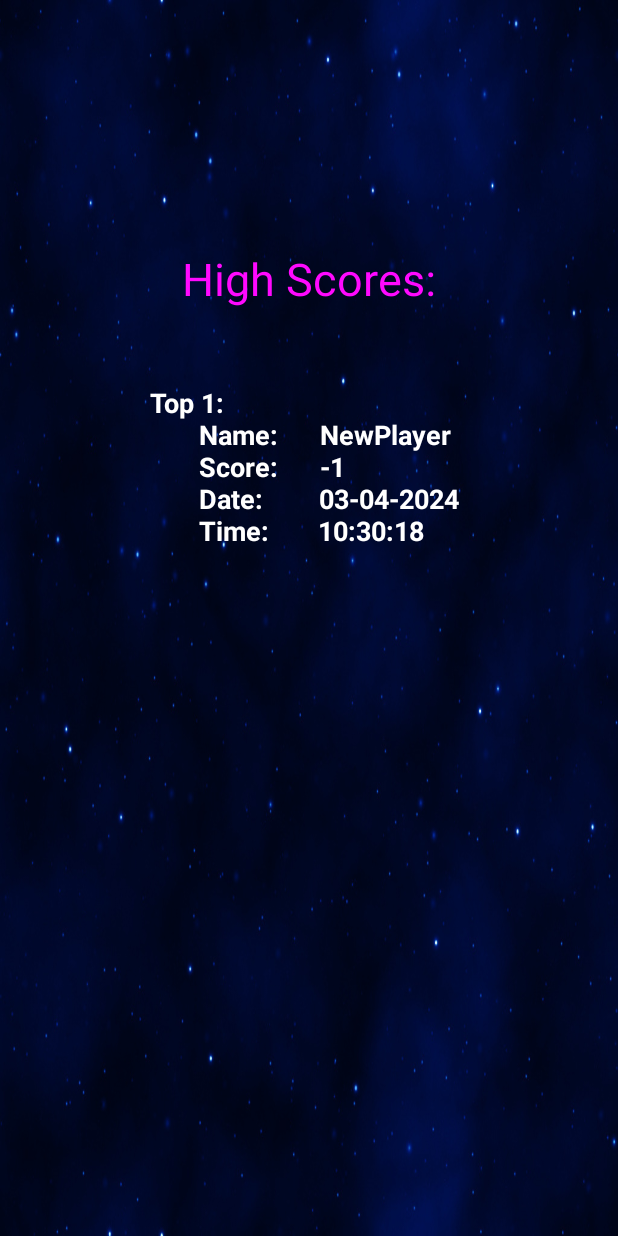
After one commit to thespiderminh/UET-mobile-app-midterm-game, an Android app: the HighScoresActivity screen opened directly, with no data from a screen before it, on a phone screen of 412 x 824 dp. The commit adds this screen. Run offline under Robolectric (Android 15) with nearby library versions, the phone set to English and light mode, and no system bars.

Commit message:
High Score display

```diff
--- a/app/src/main/AndroidManifest.xml
+++ b/app/src/main/AndroidManifest.xml
@@ -14,6 +14,9 @@
         android:supportsRtl="true"
         android:theme="@style/Theme.BanMayBay"
         tools:targetApi="31">
+        <activity
+            android:name=".activities.HighScoresActivity"
+            android:exported="false" />
         <activity
             android:name=".activities.ProjectActivity"
             android:exported="false" />
--- a/app/src/main/java/com/example/banmaybay/activities/GameOverActivity.java
+++ b/app/src/main/java/com/example/banmaybay/activities/GameOverActivity.java
@@ -1,9 +1,12 @@
 package com.example.banmaybay.activities;
 
 import android.annotation.SuppressLint;
+import android.content.ContentValues;
 import android.content.Intent;
+import android.database.sqlite.SQLiteDatabase;
 import android.os.Bundle;
 import android.widget.DatePicker;
+import android.widget.Toast;
 
 import androidx.activity.EdgeToEdge;
 import androidx.appcompat.app.AppCompatActivity;
@@ -18,11 +21,16 @@ import com.example.banmaybay.musicandsound.SoundEffect;
 import com.example.banmaybay.musicandsound.StartMusic;
 
 import java.io.FileInputStream;
+import java.time.LocalDate;
+import java.time.LocalDateTime;
+import java.time.LocalTime;
+import java.time.format.DateTimeFormatter;
 import java.util.ArrayList;
 
 public class GameOverActivity extends AppCompatActivity {
     private ActivityGameOverBinding binding;
     private SoundEffect sound;
+    private SQLiteDatabase myDatabase;
     @SuppressLint("SetTextI18n")
     @Override
     protected void onCreate(Bundle savedInstanceState) {
@@ -35,6 +43,8 @@ public class GameOverActivity extends AppCompatActivity {
         int score = i.getIntExtra("Score", -1);
         String color = i.getStringExtra("Color");
         String gameMode = i.getStringExtra("GameMode");
+
+        myDatabase = openOrCreateDatabase("HighScores.db", MODE_PRIVATE, null);
 
         binding.textView2.setText(binding.textView2.getText().toString() + score);
 
@@ -65,7 +75,29 @@ public class GameOverActivity extends AppCompatActivity {
         });
 
         binding.saveHighScore.setOnClickListener(v -> {
-            binding.name.getText();
+            String name = binding.name.getText().toString();
+            String date = "";
+            String time = "";
+            if (android.os.Build.VERSION.SDK_INT >= android.os.Build.VERSION_CODES.O) {
+                LocalDate localDate = LocalDate.now();
+                DateTimeFormatter formatter = DateTimeFormatter.ofPattern("dd-MM-yyyy");
+                date = localDate.format(formatter);
+            }
+            if (android.os.Build.VERSION.SDK_INT >= android.os.Build.VERSION_CODES.O) {
+                LocalTime localDate = LocalTime.now();
+                DateTimeFormatter formatter = DateTimeFormatter.ofPattern("HH:mm:ss");
+                time = localDate.format(formatter);
+            }
+            ContentValues content = new ContentValues();
+            content.put("name", name);
+            content.put("score", score);
+            content.put("date", date);
+            content.put("time", time);
+            if (myDatabase.insert("highScores", null, content) == -1) {
+                Toast.makeText(this, "Saving has failed", Toast.LENGTH_SHORT).show();
+            } else {
+                Toast.makeText(this, "The save was successful", Toast.LENGTH_SHORT).show();
+            }
         });
     }
 }
--- /dev/null
+++ b/app/src/main/java/com/example/banmaybay/activities/HighScoresActivity.java
@@ -0,0 +1,54 @@
+package com.example.banmaybay.activities;
+
+import android.database.Cursor;
+import android.database.sqlite.SQLiteDatabase;
+import android.os.Bundle;
+import android.util.Log;
+import android.widget.ArrayAdapter;
+import android.widget.ListView;
+
+import androidx.appcompat.app.AppCompatActivity;
+
+import com.example.banmaybay.R;
+import com.example.banmaybay.databinding.ActivityHighScoresBinding;
+
+import java.util.ArrayList;
+
+public class HighScoresActivity extends AppCompatActivity {
+    private ActivityHighScoresBinding binding;
+    ArrayList<String> highScores = new ArrayList<>();
+    ArrayAdapter<String> adapter;
+    private SQLiteDatabase myDatabase;
+    @Override
+    protected void onCreate(Bundle savedInstanceState) {
+        super.onCreate(savedInstanceState);
+        binding = ActivityHighScoresBinding.inflate(getLayoutInflater());
+        setContentView(binding.getRoot());
+
+        myDatabase = openOrCreateDatabase("HighScores.db", MODE_PRIVATE, null);
+        try {
+            String table = "CREATE TABLE highScores(name TEXT,score INTEGER, date TEXT, time TEXT)";
+            myDatabase.execSQL(table);
+        } catch (Exception e) {
+            Log.e("HighScoresActivity.java", "Table existed");
+        }
+
+        highScores.clear();
+        Cursor c = myDatabase.query("highScores", null, null, null, null, null, "score DESC", "5");
+        c.moveToNext();
+        String data;
+        while (!c.isAfterLast()) {
+            data = "Top " + (highScores.size() + 1) + ":\n" +
+                    "       Name:      " + c.getString(0) + "\n" +
+                    "       Score:      " + c.getString(1) + "\n" +
+                    "       Date:        " + c.getString(2) + "\n" +
+                    "       Time:       " + c.getString(3);
+            c.moveToNext();
+            highScores.add(data);
+        }
+        c.close();
+
+        adapter = new ArrayAdapter<>(getApplicationContext(), R.layout.highscoreitem, highScores);
+        binding.highScores.setAdapter(adapter);
+    }
+}
--- a/app/src/main/java/com/example/banmaybay/activities/StartMenu.java
+++ b/app/src/main/java/com/example/banmaybay/activities/StartMenu.java
@@ -1,6 +1,7 @@
 package com.example.banmaybay.activities;
 
 import android.content.Intent;
+import android.database.sqlite.SQLiteDatabase;
 import android.os.Bundle;
 import android.util.Log;
 import android.view.MenuItem;
@@ -20,12 +21,9 @@ public class StartMenu extends AppCompatActivity {
 
     Button btPlay;
     Button buttonOptions;
-
+    Button buttonHighScore;
     Button buttonQuitGame;
     SoundEffect sound;
-    public boolean startMusicIsPlaying = true;
-
-    // ImageButton btPlay;
     private String color = "White";
     private String gameMode = "joystick";
     private final int REQUEST_CODE = 99;
@@ -45,6 +43,7 @@ public class StartMenu extends AppCompatActivity {
         }
 
         buttonOptions = findViewById(R.id.buttonOptions);
+        buttonHighScore = findViewById(R.id.buttonViewHighScores);
         buttonQuitGame = findViewById(R.id.buttonQuitGame);
 
         sound = new SoundEffect(this.getApplicationContext());
@@ -71,6 +70,14 @@ public class StartMenu extends AppCompatActivity {
             @Override
             public void onClick(View v) {
                 ShowMenu();
+            }
+        });
+
+        buttonHighScore.setOnClickListener(new View.OnClickListener() {
+            @Override
+            public void onClick(View v) {
+                Intent myIntent = new Intent(StartMenu.this, HighScoresActivity.class);
+                startActivity(myIntent);
             }
         });
 
--- /dev/null
+++ b/app/src/main/res/layout/activity_high_scores.xml
@@ -0,0 +1,51 @@
+<?xml version="1.0" encoding="utf-8"?>
+<LinearLayout xmlns:android="http://schemas.android.com/apk/res/android"
+    xmlns:app="http://schemas.android.com/apk/res-auto"
+    xmlns:tools="http://schemas.android.com/tools"
+    android:id="@+id/main"
+    android:layout_width="match_parent"
+    android:layout_height="match_parent"
+    android:background="@drawable/background"
+    android:orientation="vertical"
+    tools:context=".activities.HighScoresActivity">
+
+    <androidx.constraintlayout.widget.ConstraintLayout
+        android:layout_width="match_parent"
+        android:layout_height="0dp"
+        android:layout_weight="1">
+
+        <TextView
+            android:layout_width="wrap_content"
+            android:layout_height="wrap_content"
+            android:text="High Scores:"
+            android:textColor="@color/magenta"
+            android:textSize="30sp"
+            app:layout_constraintBottom_toBottomOf="parent"
+            app:layout_constraintEnd_toEndOf="parent"
+            app:layout_constraintStart_toStartOf="parent" />
+
+    </androidx.constraintlayout.widget.ConstraintLayout>
+
+    <androidx.constraintlayout.widget.ConstraintLayout
+        android:layout_width="match_parent"
+        android:layout_height="0dp"
+        android:layout_weight="3"
+        android:paddingHorizontal="100dp"
+        android:paddingVertical="50dp">
+
+        <ListView
+            android:id="@+id/highScores"
+            android:layout_width="match_parent"
+            android:layout_height="match_parent"
+            app:layout_constraintBottom_toBottomOf="parent"
+            app:layout_constraintEnd_toEndOf="parent"
+            app:layout_constraintHorizontal_bias="1.0"
+            app:layout_constraintStart_toStartOf="parent"
+            app:layout_constraintTop_toTopOf="parent"
+            app:layout_constraintVertical_bias="1.0"
+            android:divider="@android:color/transparent"
+            android:dividerHeight="40dp"/>
+
+    </androidx.constraintlayout.widget.ConstraintLayout>
+
+</LinearLayout>
--- /dev/null
+++ b/app/src/main/res/layout/highscoreitem.xml
@@ -0,0 +1,11 @@
+<?xml version="1.0" encoding="utf-8"?>
+<TextView xmlns:android="http://schemas.android.com/apk/res/android"
+    android:layout_width="match_parent"
+    android:layout_height="wrap_content"
+    android:text="hihi"
+    android:textStyle="bold"
+    android:textSize="18sp"
+    android:gravity="left"
+    android:textColor="@color/white">
+
+</TextView>
```
Also changed, not shown: 1 other file.
